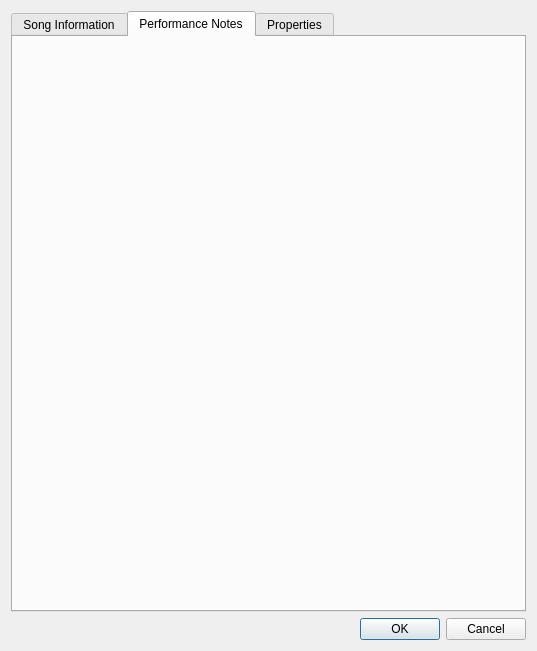
Before: the Qt Designer form source/dialogs/fileinformationdialog.ui in powertab/powertabeditor, drawn with Qt 5.
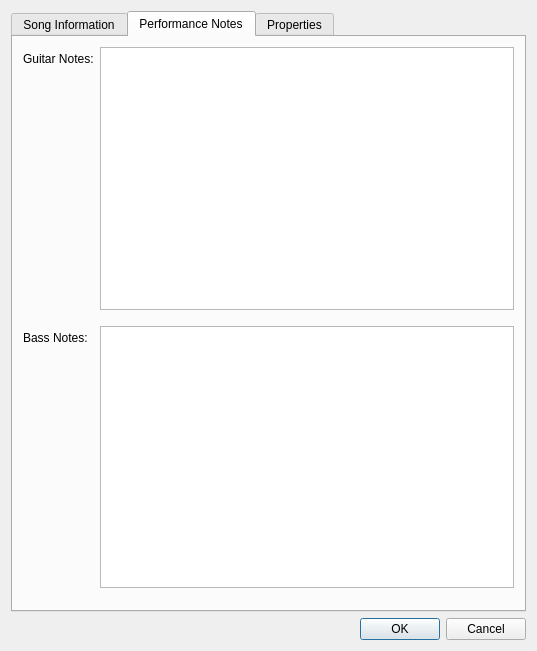
After: the same form once the commit is applied. The open tabs and pages were chosen to show the change.

Commit message: Display performance notes for the file.

```diff
--- a/source/dialogs/fileinformationdialog.ui
+++ b/source/dialogs/fileinformationdialog.ui
@@ -684,6 +684,52 @@
       <attribute name="title">
        <string>Performance Notes</string>
       </attribute>
+      <widget class="QWidget" name="formLayoutWidget_10">
+       <property name="geometry">
+        <rect>
+         <x>10</x>
+         <y>10</y>
+         <width>491</width>
+         <height>541</height>
+        </rect>
+       </property>
+       <layout class="QFormLayout" name="formLayout_10">
+        <property name="horizontalSpacing">
+         <number>6</number>
+        </property>
+        <property name="verticalSpacing">
+         <number>16</number>
+        </property>
+        <item row="0" column="0">
+         <widget class="QLabel" name="guitarNotesLabel">
+          <property name="text">
+           <string>Guitar Notes:</string>
+          </property>
+         </widget>
+        </item>
+        <item row="0" column="1">
+         <widget class="QPlainTextEdit" name="guitarNotesValue">
+          <property name="horizontalScrollBarPolicy">
+           <enum>Qt::ScrollBarAlwaysOff</enum>
+          </property>
+         </widget>
+        </item>
+        <item row="1" column="0">
+         <widget class="QLabel" name="bassNotesLabel">
+          <property name="text">
+           <string>Bass Notes:</string>
+          </property>
+         </widget>
+        </item>
+        <item row="1" column="1">
+         <widget class="QPlainTextEdit" name="bassNotesValue">
+          <property name="horizontalScrollBarPolicy">
+           <enum>Qt::ScrollBarAlwaysOff</enum>
+          </property>
+         </widget>
+        </item>
+       </layout>
+      </widget>
      </widget>
      <widget class="QWidget" name="properties">
       <attribute name="title">
```
Left out of the diff: 2 changed lines with no effect on the pictures. The commit also changes 1 other file.
